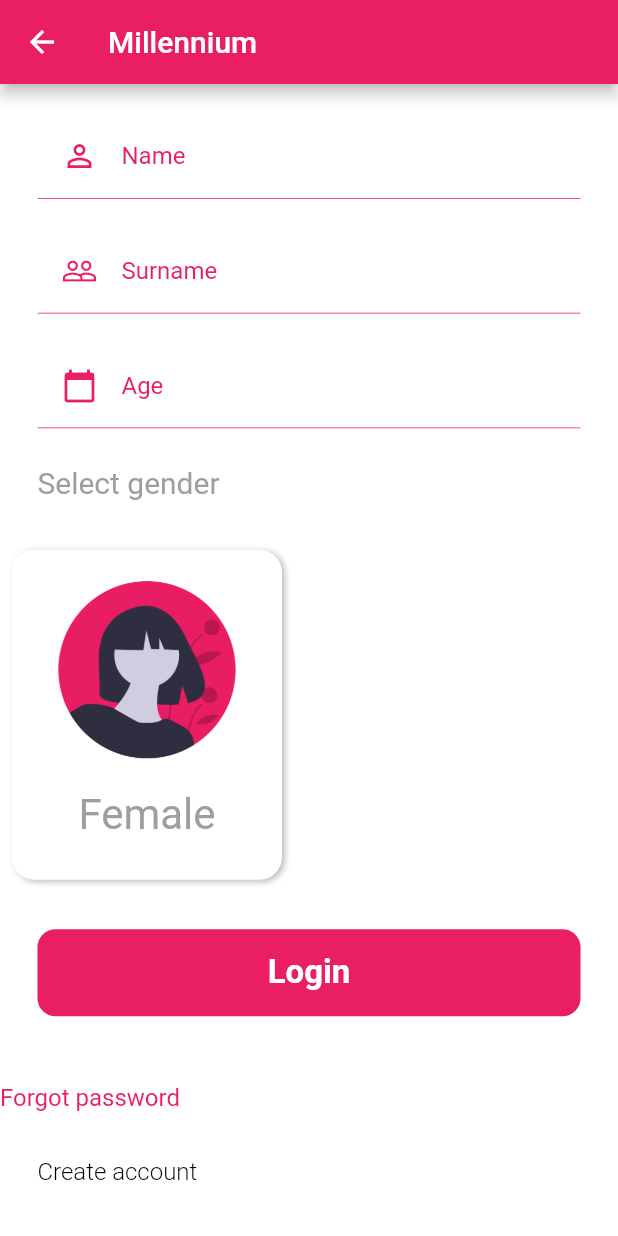
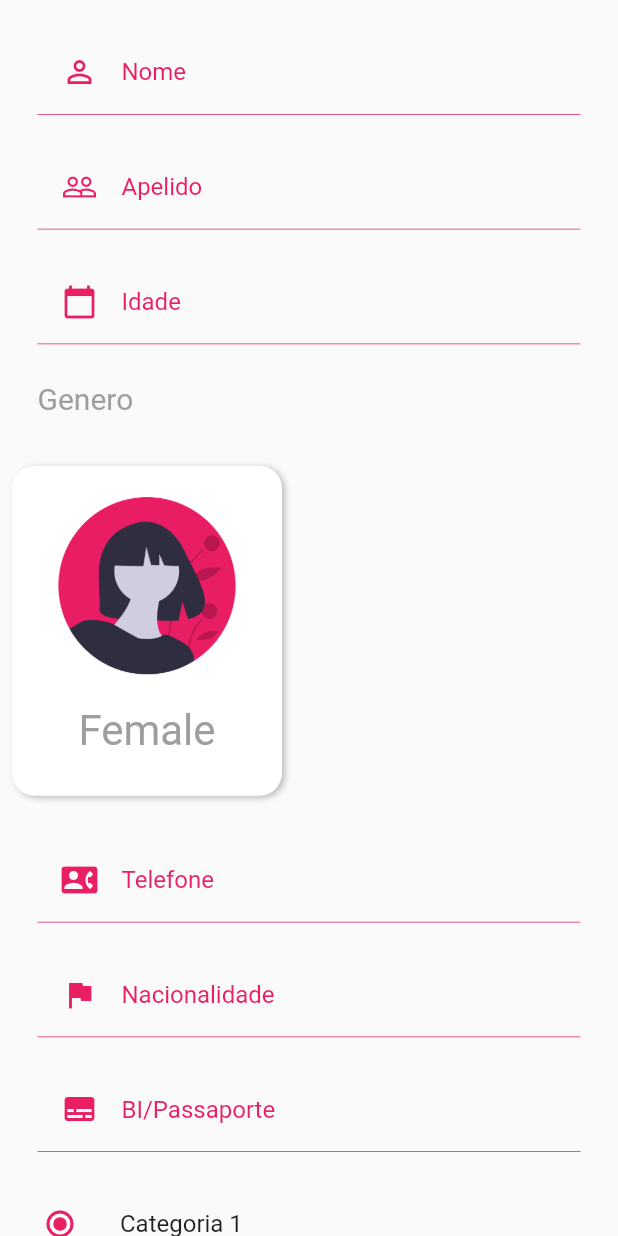
Before and after one commit to Santos-Enoque/mellennium, a Flutter app: the Details widget shown alone on an empty page, opened directly, on a phone screen of 412 x 824 dp. Run offline on Flutter 3.47's test engine with Material 2 defaults, Android fonts, the phone set to English and light mode, and no system bars; our stand-ins replace cloud_firestore, google_maps_flutter; accounts and stored records are empty.

Commit message:
refactor: add details screen for testing

```diff
--- a/lib/providers/appState.dart
+++ b/lib/providers/appState.dart
@@ -1,4 +1,5 @@
 import 'package:flutter/material.dart';
+import 'package:millenium/screens/details.dart';
 import 'package:millenium/screens/information.dart';
 import 'package:millenium/screens/map.dart';
 import 'package:millenium/screens/schedule.dart';
@@ -25,11 +26,7 @@ class AppProvider with ChangeNotifier{
       case 2:
         return RouteMap();
       default:
-        return Center(
-          child: CircularProgressIndicator(
-            value: null,
-          ),
-        );
+        return Details();
     }
   }
 
--- a/lib/screens/details.dart
+++ b/lib/screens/details.dart
@@ -8,16 +8,17 @@ class Details extends StatefulWidget {
   _DetailsState createState() => _DetailsState();
 }
 
+enum SingingCharacter { lafayette, jefferson }
+
 class _DetailsState extends State<Details> {
+
+// ...
+
+  SingingCharacter _character = SingingCharacter.lafayette;
 
   @override
   Widget build(BuildContext context) {
-    return Scaffold(
-      appBar: AppBar(
-        title: Text("Millennium"),
-      ),
-      backgroundColor: white,
-      body: Form(
+    return Form(
       child: ListView(
         children: <Widget>[
 
@@ -25,22 +26,22 @@ class _DetailsState extends State<Details> {
 
           Padding(
             padding: const EdgeInsets.only(left: 25, right: 25),
-              child: InputFieldArea(hint: "Name", controller: null, icon: Icons.person_outline, obscure: false,),
+            child: InputFieldArea(hint: "Nome", controller: null, icon: Icons.person_outline, obscure: false,),
           ),
           SizedBox(height: 20,),
           Padding(
             padding: const EdgeInsets.only(left: 25, right: 25),
-              child: InputFieldArea(hint: "Surname", controller: null, icon: Icons.people_outline, obscure: true,),
+            child: InputFieldArea(hint: "Apelido", controller: null, icon: Icons.people_outline, obscure: true,),
           ),
           SizedBox(height: 20,),
           Padding(
             padding: const EdgeInsets.only(left: 25, right: 25),
-              child: InputFieldArea(hint: "Age", controller: null, icon: Icons.calendar_today, obscure: true,),
+            child: InputFieldArea(hint: "Idade", controller: null, icon: Icons.calendar_today, obscure: true,),
           ),
           SizedBox(height: 20,),
           Padding(
             padding: const EdgeInsets.fromLTRB(25, 5, 25, 5),
-              child: CustomText(msg: "Select gender", color: grey, size: 20,),
+            child: CustomText(msg: "Genero", color: grey, size: 20,),
           ),
           SizedBox(height: 20,),
           Row(
@@ -74,6 +75,47 @@ class _DetailsState extends State<Details> {
             ],
           ),
 
+          SizedBox(height: 20,),
+          Padding(
+            padding: const EdgeInsets.only(left: 25, right: 25),
+            child: InputFieldArea(hint: "Telefone", controller: null, icon: Icons.contact_phone, obscure: true,),
+          ),
+          SizedBox(height: 20,),
+          Padding(
+            padding: const EdgeInsets.only(left: 25, right: 25),
+            child: InputFieldArea(hint: "Nacionalidade", controller: null, icon: Icons.flag, obscure: true,),
+          ),
+          SizedBox(height: 20,),
+          Padding(
+            padding: const EdgeInsets.only(left: 25, right: 25),
+            child: InputFieldArea(hint: "BI/Passaporte", controller: null, icon: Icons.subtitles, obscure: true,),
+          ),
+          SizedBox(height: 20,),
+          Column(
+            children: <Widget>[
+              ListTile(
+                title: const Text('Categoria 1'),
+                leading: Radio(
+                  value: SingingCharacter.lafayette,
+                  groupValue: _character,
+                  onChanged: (SingingCharacter value) {
+                    setState(() { _character = value; });
+                  },
+                ),
+              ),
+              ListTile(
+                title: const Text('Categoria 2'),
+                leading: Radio(
+                  value: SingingCharacter.jefferson,
+                  groupValue: _character,
+                  onChanged: (SingingCharacter value) {
+                    setState(() { _character = value; });
+                  },
+                ),
+              ),
+            ],
+          ),
+
           Padding(
             padding: const EdgeInsets.all(25),
             child: Container(
@@ -86,23 +128,23 @@ class _DetailsState extends State<Details> {
                 child: Row(
                   mainAxisAlignment: MainAxisAlignment.center,
                   children: <Widget>[
-                      CustomText(msg: "Login", color: white, size: 22, weight: FontWeight.w600,),
+                    CustomText(msg: "Salvar", color: white, size: 22, weight: FontWeight.w600,),
                   ],
                 ),
               ),
             ),
           ),
           SizedBox(height: 20,),
-            CustomText(msg: "Forgot password", color: primary,),
+          CustomText(msg: "Esqueceu a palavra-passe", color: primary,),
           SizedBox(height: 20,),
           Padding(
             padding: const EdgeInsets.fromLTRB(25, 10, 25, 10),
-              child: CustomText(msg: "Create account", weight: FontWeight.w300,),
+            child: CustomText(msg: "Criar Conta", weight: FontWeight.w300,),
           ),
 
         ],
       ),
-      ),
     );
   }
+
 }
```
Lines whose indentation alone changed are shown as unchanged.
